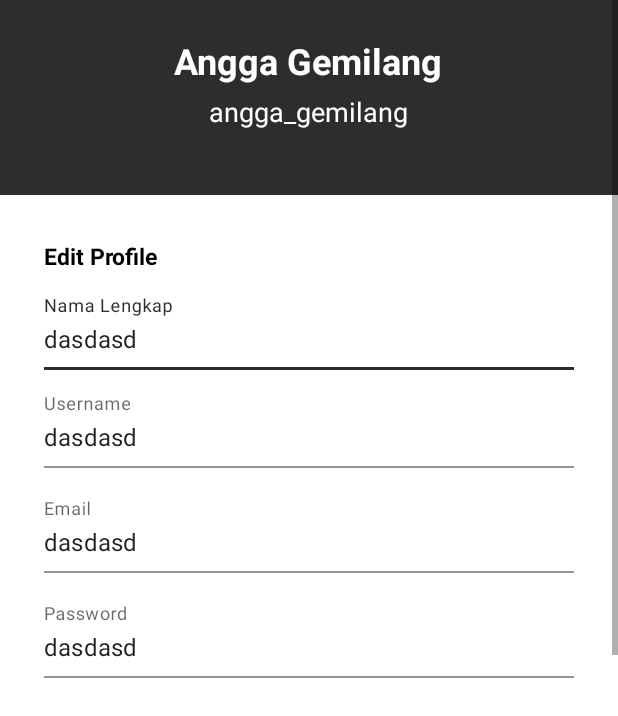
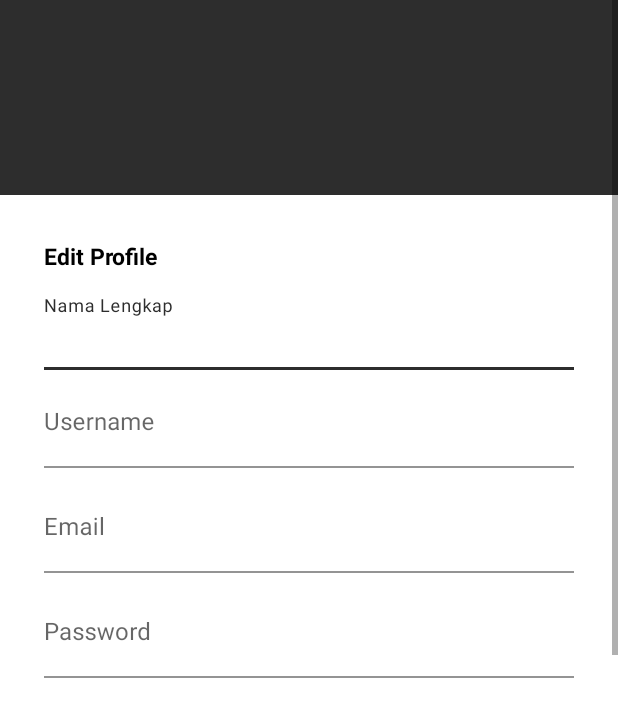
Before and after one commit to AnggaGemilang/SolarTrackerApp, an Android app: the screen it shows after launch once a user with an empty profile is signed in (ProfileActivity), after a tap on "Profile", on a phone screen of 412 x 824 dp, the part 407-1123 px from its top. Run offline under Robolectric (Android 15) with nearby library versions, the light colour scheme and no system bars; our stand-ins replace CircleImageView, Firebase (no records; nobody signed in at launch, a user with empty details on screens opened directly), androidx.preference; libraries missing offline, so code that uses them is left out: com.mikhaellopez.circularprogressbar; 6 statements that could not run were skipped.

```diff
--- a/SolarTracker/app/src/main/java/com/example/solartracker/HomeFragment.kt
+++ b/SolarTracker/app/src/main/java/com/example/solartracker/HomeFragment.kt
@@ -5,21 +5,19 @@ import androidx.fragment.app.Fragment
 import android.view.LayoutInflater
 import android.view.View
 import android.view.ViewGroup
-
-private const val ARG_PARAM1 = "param1"
-private const val ARG_PARAM2 = "param2"
+import com.google.firebase.auth.FirebaseAuth
+import com.google.firebase.database.DataSnapshot
+import com.google.firebase.database.DatabaseError
+import com.google.firebase.database.FirebaseDatabase
+import com.google.firebase.database.ValueEventListener
 
 class HomeFragment : Fragment() {
-    private var param1: String? = null
-    private var param2: String? = null
 
-    override fun onCreate(savedInstanceState: Bundle?) {
-        super.onCreate(savedInstanceState)
-        arguments?.let {
-            param1 = it.getString(ARG_PARAM1)
-            param2 = it.getString(ARG_PARAM2)
-        }
-    }
+    private lateinit var firebaseRef: FirebaseDatabase
+    private lateinit var firebaseAuth: FirebaseAuth
+
+    private var _binding: HomeFragment? = null
+    private val binding get() = _binding!!
 
     override fun onCreateView(
         inflater: LayoutInflater, container: ViewGroup?,
@@ -28,14 +26,12 @@ class HomeFragment : Fragment() {
         return inflater.inflate(R.layout.fragment_home, container, false)
     }
 
-    companion object {
-        @JvmStatic
-        fun newInstance(param1: String, param2: String) =
-            HomeFragment().apply {
-                arguments = Bundle().apply {
-                    putString(ARG_PARAM1, param1)
-                    putString(ARG_PARAM2, param2)
-                }
-            }
+    override fun onViewCreated(view: View, savedInstanceState: Bundle?) {
+        super.onViewCreated(view, savedInstanceState);
+
+        firebaseAuth = FirebaseAuth.getInstance()
+
+        firebaseRef = FirebaseDatabase.getInstance()
+
     }
 }
--- a/SolarTracker/app/src/main/java/com/example/solartracker/MainActivity.kt
+++ b/SolarTracker/app/src/main/java/com/example/solartracker/MainActivity.kt
@@ -34,7 +34,7 @@ class MainActivity : AppCompatActivity() {
         val myPreferenceFragment = MyPreferenceFragment()
 
         supportActionBar?.title = "Dashboard"
-        supportActionBar!!.setBackgroundDrawable(ColorDrawable(Color.parseColor("#2D2D2D")))
+        supportActionBar!!.setBackgroundDrawable(ColorDrawable(Color.parseColor( "#2D2D2D")))
 
         makeCurrentFragment(homeFragment)
 
--- a/SolarTracker/app/src/main/java/com/example/solartracker/ProfileActivity.kt
+++ b/SolarTracker/app/src/main/java/com/example/solartracker/ProfileActivity.kt
@@ -7,12 +7,16 @@ import android.graphics.drawable.ColorDrawable
 import androidx.appcompat.app.AppCompatActivity
 import android.os.Bundle
 import android.widget.Toast
+import com.example.solartracker.data.User
 import com.example.solartracker.databinding.ActivityProfileBinding
 import com.google.firebase.auth.FirebaseAuth
+import com.google.firebase.database.*
 
 class ProfileActivity : AppCompatActivity() {
 
     private lateinit var firebaseAuth: FirebaseAuth
+
+    private lateinit var firebaseRef: DatabaseReference
 
     private lateinit var binding: ActivityProfileBinding
 
@@ -27,8 +31,23 @@ class ProfileActivity : AppCompatActivity() {
 
         firebaseAuth = FirebaseAuth.getInstance()
 
+        firebaseRef = FirebaseDatabase.getInstance().getReference("USERS").child(firebaseAuth.currentUser!!.uid)
+
+        firebaseRef.addValueEventListener(object : ValueEventListener {
+            override fun onCancelled(p0: DatabaseError) {
+
+            }
+            override fun onDataChange(p0: DataSnapshot) {
+                binding.edtEmail.setText(p0.child("email").value.toString())
+                binding.edtNama.setText(p0.child("nama").value.toString())
+                binding.txtNama.setText(p0.child("nama").value.toString())
+                binding.txtUsername.setText(p0.child("username").value.toString())
+                binding.edtUsername.setText(p0.child("username").value.toString())
+                binding.edtPassword.setText(p0.child("password").value.toString())
+            }
+        })
+
         binding.btnLogout.setOnClickListener {
-
             AlertDialog.Builder(this)
                     .setTitle("Perhatian")
                     .setMessage("Apakah Anda Yakin?")
@@ -44,6 +63,13 @@ class ProfileActivity : AppCompatActivity() {
                     .show()
         }
 
+        binding.btnSave.setOnClickListener {
+            val dataUser = User(binding.edtNama.text.toString(), binding.edtUsername.text.toString(), binding.edtEmail.text.toString(), binding.edtPassword.text.toString())
+            firebaseRef = FirebaseDatabase.getInstance().getReference("USERS").child(firebaseAuth.currentUser!!.uid)
+            firebaseRef.setValue(dataUser)
+            Toast.makeText(this, "Updated Successfully", Toast.LENGTH_LONG).show()
+        }
+
     }
 
     override fun onSupportNavigateUp(): Boolean {
--- a/SolarTracker/app/src/main/java/com/example/solartracker/RegisterActivity.kt
+++ b/SolarTracker/app/src/main/java/com/example/solartracker/RegisterActivity.kt
@@ -7,7 +7,7 @@ import android.os.Bundle
 import android.text.TextUtils
 import android.util.Patterns
 import android.widget.Toast
-import com.example.solartracker.data.UserData
+import com.example.solartracker.data.User
 import com.example.solartracker.databinding.ActivityRegisterBinding
 import com.google.firebase.auth.FirebaseAuth
 import com.google.firebase.database.DatabaseReference
@@ -72,7 +72,7 @@ class RegisterActivity : AppCompatActivity() {
                 .addOnSuccessListener {
                     progressDialog.dismiss()
                     val firebaseUser = firebaseAuth.currentUser
-                    firebaseRef.child(firebaseUser!!.uid).setValue(UserData(nama, username, email, password))
+                    firebaseRef.child(firebaseUser!!.uid).setValue(User(nama, username, email, password))
                             .addOnCompleteListener {
                                 Toast.makeText(this, "Account created, $email", Toast.LENGTH_LONG).show()
                                 startActivity(Intent(this, MainActivity::class.java))
--- /dev/null
+++ b/SolarTracker/app/src/main/java/com/example/solartracker/adapter/BatteryAdapter.kt
@@ -0,0 +1,5 @@
+package com.example.solartracker.adapter
+
+class BatteryAdapter {
+
+}
--- a/SolarTracker/app/src/main/res/layout/activity_profile.xml
+++ b/SolarTracker/app/src/main/res/layout/activity_profile.xml
@@ -52,7 +52,6 @@
                 android:id="@+id/txt_nama"
                 android:layout_width="wrap_content"
                 android:layout_height="wrap_content"
-                android:text="Angga Gemilang"
                 app:layout_constraintTop_toBottomOf="@+id/det_img_profile"
                 app:layout_constraintLeft_toLeftOf="parent"
                 app:layout_constraintRight_toRightOf="parent"
@@ -68,7 +67,6 @@
                 app:layout_constraintLeft_toLeftOf="parent"
                 app:layout_constraintRight_toRightOf="parent"
                 app:layout_constraintTop_toBottomOf="@+id/det_txt_nama"
-                android:text="angga_gemilang"
                 android:layout_marginTop="5dp"
                 android:textColor="@color/white"
                 android:textSize="18sp" />
@@ -102,8 +100,7 @@
                     android:paddingTop="28dp"
                     android:layout_height="wrap_content"
                     android:backgroundTint="@android:color/transparent"
-                    android:hint="Nama Lengkap"
-                    android:text="dasdasd" />
+                    android:hint="Nama Lengkap" />
 
             </com.google.android.material.textfield.TextInputLayout>
 
@@ -120,8 +117,7 @@
                     android:paddingTop="28dp"
                     android:layout_height="wrap_content"
                     android:backgroundTint="@android:color/transparent"
-                    android:hint="Username"
-                    android:text="dasdasd" />
+                    android:hint="Username" />
 
             </com.google.android.material.textfield.TextInputLayout>
 
@@ -137,9 +133,9 @@
                     android:paddingLeft="0dp"
                     android:paddingTop="28dp"
                     android:layout_height="wrap_content"
+                    android:editable="false"
                     android:backgroundTint="@android:color/transparent"
-                    android:hint="Email"
-                    android:text="dasdasd" />
+                    android:hint="Email"  />
 
             </com.google.android.material.textfield.TextInputLayout>
 
@@ -153,11 +149,14 @@
                     android:layout_width="match_parent"
                     android:paddingStart="0dp"
                     android:paddingLeft="0dp"
+                    android:editable="false"
+                    android:focusableInTouchMode="false"
+                    android:focusable="false"
                     android:paddingTop="28dp"
                     android:layout_height="wrap_content"
                     android:backgroundTint="@android:color/transparent"
                     android:hint="Password"
-                    android:text="dasdasd" />
+                    android:inputType="textPassword" />
 
             </com.google.android.material.textfield.TextInputLayout>
 
--- a/SolarTracker/build.gradle
+++ b/SolarTracker/build.gradle
@@ -6,12 +6,15 @@ buildscript {
         jcenter()
     }
     dependencies {
+        def nav_version = "2.3.5"
+
         classpath "com.android.tools.build:gradle:4.1.1"
         classpath "org.jetbrains.kotlin:kotlin-gradle-plugin:$kotlin_version"
         classpath 'com.google.gms:google-services:4.3.10'
 
         // NOTE: Do not place your application dependencies here; they belong
         // in the individual module build.gradle files
+        classpath("androidx.navigation:navigation-safe-args-gradle-plugin:$nav_version")
     }
 }
 
```
Also changed, not shown: SolarTracker/app/build.gradle (+6 -1 lines), SolarTracker/app/src/main/java/com/example/solartracker/BatteryFragment.kt (+2 -23 lines), SolarTracker/app/src/main/java/com/example/solartracker/PositionFragment.kt (+6 -21 lines), SolarTracker/app/src/main/java/com/example/solartracker/data/User.kt (renamed from SolarTracker/app/src/main/java/com/example/solartracker/data/UserData.kt, +6 -2 lines), SolarTracker/app/src/main/java/com/example/solartracker/viewmodel/UserViewModel.kt (added, +7 -0 lines), SolarTracker/app/src/main/res/layout/fragment_position.xml (+7 -0 lines), 5 other files.
